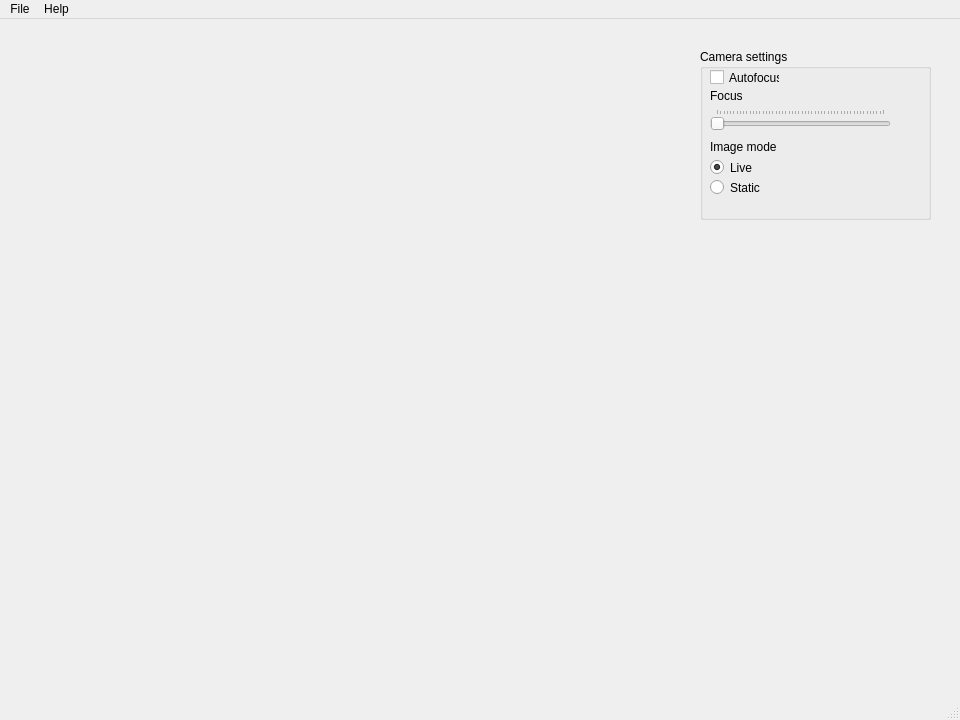
First picture: the form in uiTest.ui, repository FakeGamer31/dbv_projekt, before the edit.
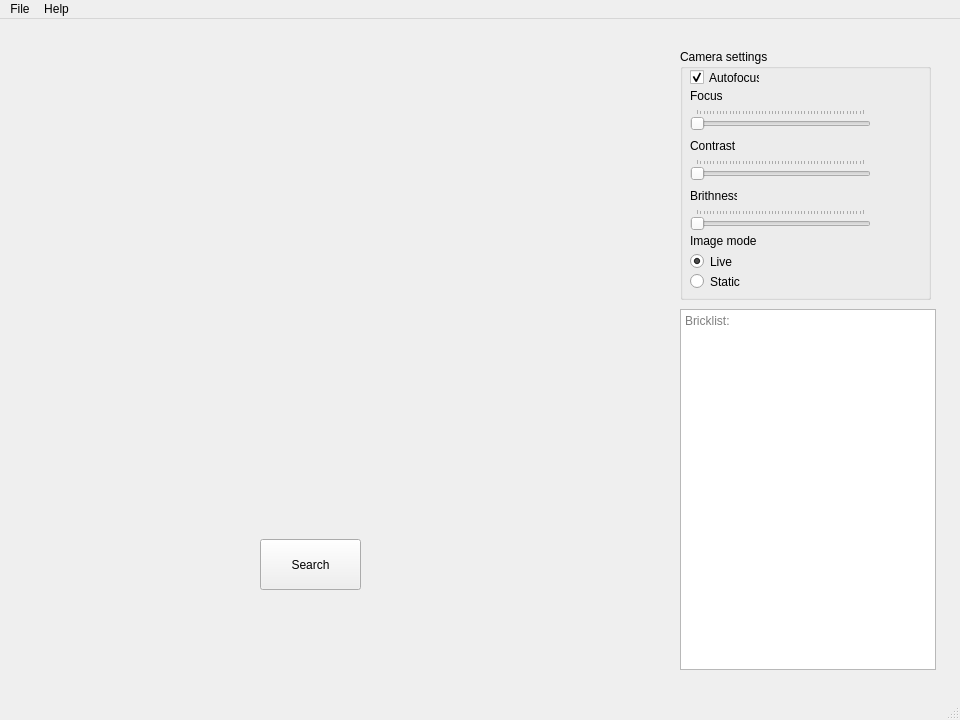
Second picture: the form after the edit. Icons and pictures are not drawn.

Diff of the .ui file:
```diff
--- a/uiTest.ui
+++ b/uiTest.ui
@@ -35,16 +35,19 @@
     </property>
     <property name="geometry">
      <rect>
-      <x>700</x>
+      <x>680</x>
       <y>30</y>
-      <width>231</width>
-      <height>171</height>
+      <width>251</width>
+      <height>251</height>
      </rect>
     </property>
     <property name="title">
      <string>Camera settings</string>
     </property>
     <widget class="QSlider" name="focus_slider">
+     <property name="enabled">
+      <bool>false</bool>
+     </property>
      <property name="geometry">
       <rect>
        <x>10</x>
@@ -97,12 +100,15 @@
      <property name="text">
       <string>Autofocus</string>
      </property>
+     <property name="checked">
+      <bool>true</bool>
+     </property>
     </widget>
     <widget class="QRadioButton" name="static_radio">
      <property name="geometry">
       <rect>
        <x>10</x>
-       <y>130</y>
+       <y>224</y>
        <width>82</width>
        <height>17</height>
       </rect>
@@ -118,7 +124,7 @@
      <property name="geometry">
       <rect>
        <x>10</x>
-       <y>110</y>
+       <y>204</y>
        <width>82</width>
        <height>17</height>
       </rect>
@@ -137,7 +143,7 @@
      <property name="geometry">
       <rect>
        <x>10</x>
-       <y>90</y>
+       <y>184</y>
        <width>81</width>
        <height>16</height>
       </rect>
@@ -146,6 +152,88 @@
       <string>Image mode</string>
      </property>
     </widget>
+    <widget class="QSlider" name="contrast_slider">
+     <property name="geometry">
+      <rect>
+       <x>10</x>
+       <y>110</y>
+       <width>181</width>
+       <height>22</height>
+      </rect>
+     </property>
+     <property name="mouseTracking">
+      <bool>false</bool>
+     </property>
+     <property name="maximum">
+      <number>255</number>
+     </property>
+     <property name="singleStep">
+      <number>5</number>
+     </property>
+     <property name="orientation">
+      <enum>Qt::Horizontal</enum>
+     </property>
+     <property name="tickPosition">
+      <enum>QSlider::TicksAbove</enum>
+     </property>
+    </widget>
+    <widget class="QLabel" name="contrast_label">
+     <property name="geometry">
+      <rect>
+       <x>10</x>
+       <y>90</y>
+       <width>47</width>
+       <height>13</height>
+      </rect>
+     </property>
+     <property name="text">
+      <string>Contrast</string>
+     </property>
+     <property name="buddy">
+      <cstring>focus_slider</cstring>
+     </property>
+    </widget>
+    <widget class="QLabel" name="brithness_label">
+     <property name="geometry">
+      <rect>
+       <x>10</x>
+       <y>140</y>
+       <width>47</width>
+       <height>13</height>
+      </rect>
+     </property>
+     <property name="text">
+      <string>Brithness</string>
+     </property>
+     <property name="buddy">
+      <cstring>focus_slider</cstring>
+     </property>
+    </widget>
+    <widget class="QSlider" name="brithness_slider">
+     <property name="geometry">
+      <rect>
+       <x>10</x>
+       <y>160</y>
+       <width>181</width>
+       <height>22</height>
+      </rect>
+     </property>
+     <property name="mouseTracking">
+      <bool>false</bool>
+     </property>
+     <property name="maximum">
+      <number>255</number>
+     </property>
+     <property name="singleStep">
+      <number>5</number>
+     </property>
+     <property name="orientation">
+      <enum>Qt::Horizontal</enum>
+     </property>
+     <property name="tickPosition">
+      <enum>QSlider::TicksAbove</enum>
+     </property>
+    </widget>
    </widget>
    <widget class="QDialogButtonBox" name="buttonBox">
     <property name="geometry">
@@ -197,6 +285,38 @@
      <bool>true</bool>
     </property>
    </widget>
+   <widget class="QTextEdit" name="brick_list_text_area">
+    <property name="geometry">
+     <rect>
+      <x>680</x>
+      <y>290</y>
+      <width>256</width>
+      <height>361</height>
+     </rect>
+    </property>
+    <property name="readOnly">
+     <bool>true</bool>
+    </property>
+    <property name="overwriteMode">
+     <bool>false</bool>
+    </property>
+    <property name="placeholderText">
+     <string>Bricklist:</string>
+    </property>
+   </widget>
+   <widget class="QPushButton" name="search_button">
+    <property name="geometry">
+     <rect>
+      <x>260</x>
+      <y>520</y>
+      <width>101</width>
+      <height>51</height>
+     </rect>
+    </property>
+    <property name="text">
+     <string>Search</string>
+    </property>
+   </widget>
   </widget>
   <widget class="QMenuBar" name="menubar">
    <property name="geometry">
```
Left out of the diff: 3 changed lines with no effect on the pictures.
